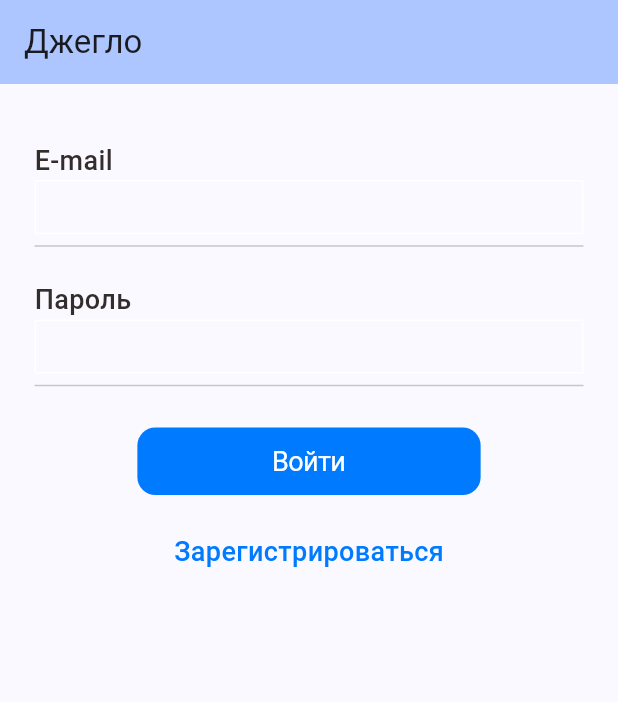
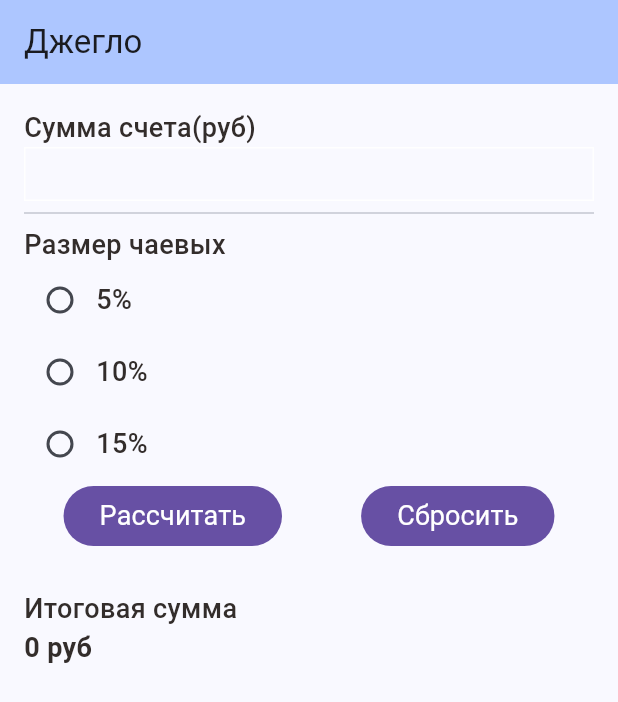
Before and after one commit to dimad2602/FlutterCourse, a Flutter app: the screen it shows after launch, on a phone screen of 412 x 824 dp. Shown: the top 702 px of the screen. Run offline on Flutter 3.47's test engine with Material 3 defaults, Android fonts, the phone set to English and light mode, and no system bars.

Commit message:
Итоговое задание модуля "Основы фреймворка Flutter"

```diff
--- a/lib/components/my_text_field.dart
+++ b/lib/components/my_text_field.dart
@@ -12,9 +12,9 @@ class MyTextField extends StatefulWidget {
     Key? key,
     required this.labelText,
     this.icon,
-    this.controller,
+    required this.controller,
     this.hiddenText = false,
-    this.helperText,
+    this.helperText = "",
     this.obscuringCharacter = "*",
     this.trailingIcon = const Icon(Icons.cancel_outlined),
   }) : super(key: key);
--- a/lib/components/my_text_field_cupertino.dart
+++ b/lib/components/my_text_field_cupertino.dart
@@ -1,11 +1,14 @@
 import 'package:curse_app_1/components/big_text.dart';
 import 'package:flutter/cupertino.dart';
 import 'package:flutter/material.dart';
+import 'package:flutter/services.dart';
 
 class MyTextFieldCupertino extends StatefulWidget {
   final String? placeholder;
   final String? helperText;
   final TextEditingController? controller;
+  final TextInputType? keyboardType;
+  final List<TextInputFormatter>? inputFormatters;
   final bool hiddenText;
   final String obscuringCharacter;
   final Icon trailingIcon;
@@ -15,6 +18,8 @@ class MyTextFieldCupertino extends StatefulWidget {
     this.controller,
     this.hiddenText = false,
     this.helperText,
+    this.keyboardType,
+    this.inputFormatters,
     this.obscuringCharacter = "*",
     this.trailingIcon = const Icon(
       CupertinoIcons.clear_circled_solid,
@@ -29,9 +34,7 @@ class MyTextFieldCupertino extends StatefulWidget {
 class _MyTextFieldState extends State<MyTextFieldCupertino> {
   @override
   Widget build(BuildContext context) {
-    return Padding(
-      padding: const EdgeInsets.symmetric(horizontal: 15),
-      child: Column(
+    return Column(
       children: [
         Row(
           mainAxisAlignment: MainAxisAlignment.start,
@@ -45,6 +48,7 @@ class _MyTextFieldState extends State<MyTextFieldCupertino> {
         CupertinoTextField(
           controller: widget.controller,
           obscureText: widget.hiddenText,
+          inputFormatters: widget.inputFormatters, // == null ? [FilteringTextInputFormatter.digitsOnly]:[],
           obscuringCharacter: widget.obscuringCharacter,
           onChanged: (value) {
             setState(() {});
@@ -55,6 +59,7 @@ class _MyTextFieldState extends State<MyTextFieldCupertino> {
             ),
           ),
           //padding: const EdgeInsets.symmetric(horizontal: 12, vertical: 16),
+          keyboardType: widget.keyboardType ?? TextInputType.text,
           placeholder: widget.placeholder,
           placeholderStyle: const TextStyle(
             color: CupertinoColors.black,
@@ -73,7 +78,6 @@ class _MyTextFieldState extends State<MyTextFieldCupertino> {
         ),
         const Divider(),
       ],
-      ),
     );
   }
 }
--- a/lib/main.dart
+++ b/lib/main.dart
@@ -1,6 +1,6 @@
 import 'package:curse_app_1/components/big_text.dart';
 import 'package:curse_app_1/components/my_text_field_cupertino.dart';
-import 'package:flutter/cupertino.dart';
+import 'package:flutter/services.dart';
 import 'package:flutter/material.dart';
 
 void main() {
@@ -33,10 +33,32 @@ class MyHomePage extends StatefulWidget {
 }
 
 class _MyHomePageState extends State<MyHomePage> {
-  final emailController = TextEditingController();
-  final passwordController = TextEditingController();
+  final TextEditingController _billAmountController = TextEditingController();
+  double _tipPercentage = 0;
+  int _totalAmountRounded = 0;
 
-  get onPressed => null;
+  void _calculateTip() {
+    if (_billAmountController.text.isEmpty) {
+      return;
+    }
+
+    double billAmount = double.parse(_billAmountController.text);
+    double percentagesAmount = billAmount * _tipPercentage;
+    double totalAmount = billAmount + percentagesAmount;
+    int totalAmountRounded = totalAmount.toInt();
+
+    setState(() {
+      _totalAmountRounded = totalAmountRounded;
+    });
+  }
+
+  void _resetValues() {
+    _billAmountController.text = '';
+    _tipPercentage = 0;
+    _totalAmountRounded = 0;
+    setState(() {});
+  }
+
   @override
   Widget build(BuildContext context) {
     return Scaffold(
@@ -46,46 +68,120 @@ class _MyHomePageState extends State<MyHomePage> {
         ),
         body: SingleChildScrollView(
           child: Padding(
-            padding: const EdgeInsets.all(8.0),
-            child: Center(
+            padding: const EdgeInsets.all(16.0),
             child: Column(
+              crossAxisAlignment: CrossAxisAlignment.stretch,
               children: [
-                  const SizedBox(height: 30),
                 MyTextFieldCupertino(
-                    controller: emailController,
-                    helperText: 'E-mail',
+                  helperText: "Сумма счета(руб)",
+                  keyboardType: TextInputType.number,
+                  inputFormatters: [FilteringTextInputFormatter.digitsOnly],
+                  controller: _billAmountController,
                 ),
-                  const SizedBox(height: 15),
-                  MyTextFieldCupertino(
-                    controller: passwordController,
-                    helperText: 'Пароль',
-                    hiddenText: true,
-                    obscuringCharacter: '*',
+                Column(
+                  crossAxisAlignment: CrossAxisAlignment.start,
+                  children: [
+                    const BigText(
+                      text: 'Размер чаевых',
+                      fontWeight: FontWeight.w500,
                     ),
-                  const SizedBox(
-                    height: 20,
+                    Row(
+                      children: [
+                        Radio(
+                          value: 0.05,
+                          groupValue: _tipPercentage,
+                          onChanged: (value) {
+                            setState(() {
+                              _tipPercentage = value as double;
+                            });
+                          },
                         ),
-                  CupertinoButton(
-                      onPressed: () {},
-                      padding: const EdgeInsets.symmetric(
-                          horizontal: 90, vertical: 12),
-                      color: const Color(0xff007aff),
+                        const BigText(
+                          text: '5%',
+                          fontWeight: FontWeight.w500,
+                        ),
+                      ],
+                    ),
+                    Row(
+                      children: [
+                        Radio(
+                          value: 0.10,
+                          groupValue: _tipPercentage,
+                          onChanged: (value) {
+                            setState(() {
+                              _tipPercentage = value as double;
+                            });
+                          },
+                        ),
+                        const BigText(
+                          text: '10%',
+                          fontWeight: FontWeight.w500,
+                        ),
+                      ],
+                    ),
+                    Row(
+                      children: [
+                        Radio(
+                          value: 0.15,
+                          groupValue: _tipPercentage,
+                          onChanged: (value) {
+                            setState(() {
+                              _tipPercentage = value as double;
+                            });
+                          },
+                        ),
+                        const BigText(
+                          text: '15%',
+                          fontWeight: FontWeight.w500,
+                        ),
+                      ],
+                    ),
+                  ],
+                ),
+                Row(
+                  mainAxisAlignment: MainAxisAlignment.spaceAround,
+                  children: [
+                    FilledButton(
+                        onPressed: () {
+                          _calculateTip();
+                        },
+                        style: ElevatedButton.styleFrom(
+                          backgroundColor: const Color(0xff6750a4),
+                        ),
                         child: const BigText(
-                        text: "Войти",
+                          text: "Рассчитать",
                           color: Colors.white,
                         )),
+                    FilledButton(
+                        onPressed: () {
+                          _resetValues();
+                        },
+                        style: ElevatedButton.styleFrom(
+                          backgroundColor: const Color(0xff6750a4),
+                        ),
+                        child: const BigText(
+                          text: "Сбросить",
+                          color: Colors.white,
+                        )),
+                  ],
+                ),
                 const SizedBox(
                   height: 25,
                 ),
-                  const Center(
-                    child: BigText(
-                      text: 'Зарегистрироваться',
-                      color: Color(0xff007aff),
+                Column(
+                  crossAxisAlignment: CrossAxisAlignment.start,
+                  children: [
+                    const BigText(
+                      text: "Итоговая сумма",
                       fontWeight: FontWeight.w500,
                     ),
+                    BigText(
+                      text: "$_totalAmountRounded руб",
+                      fontWeight: FontWeight.w600,
                     )
                   ],
                 ),
+              ],
             ),
           ),
         ));
```
Lines whose indentation alone changed are shown as unchanged.
